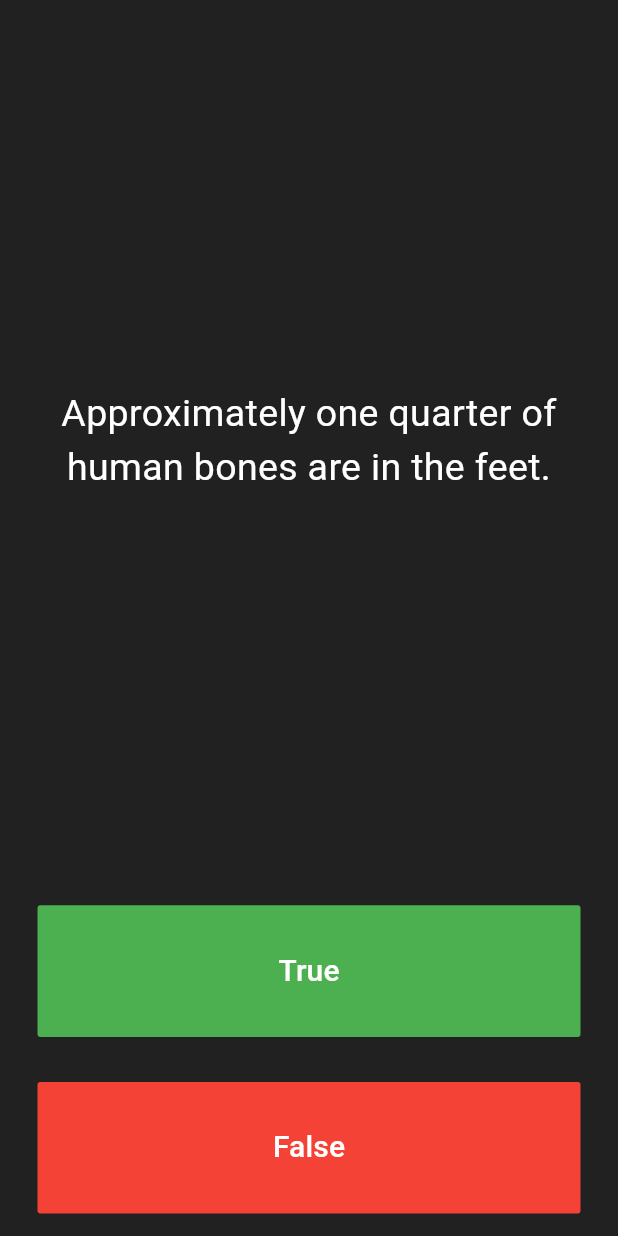
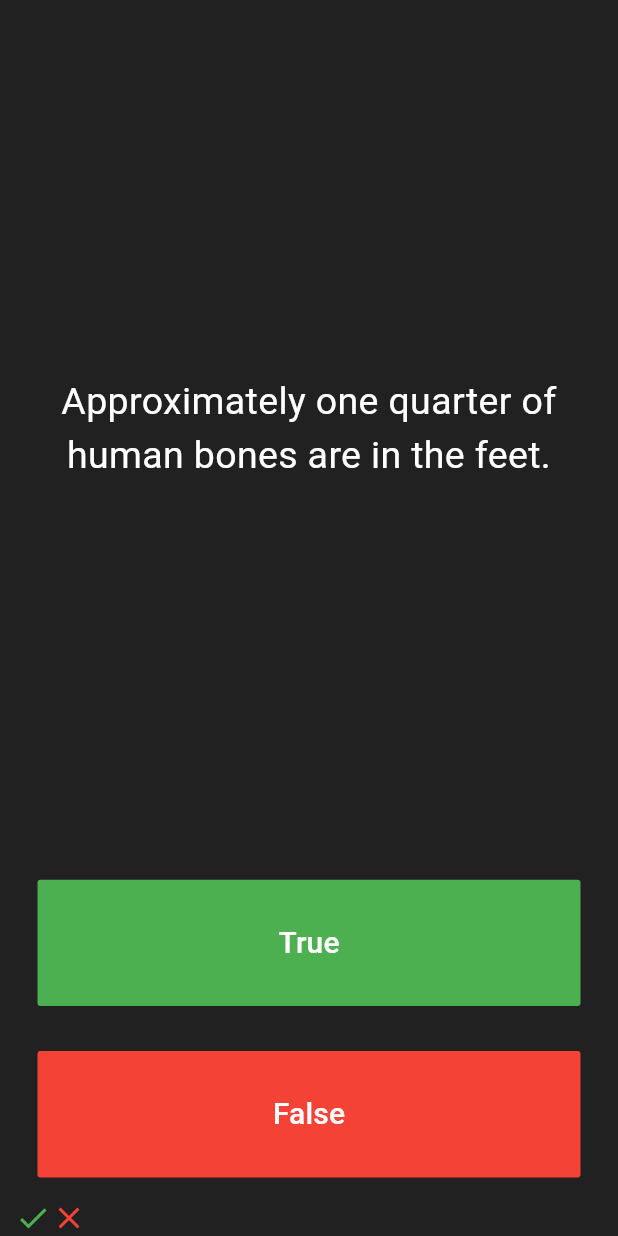
Before and after one commit to Panzershack/quizzler_trueFalse, a Flutter app: the screen it shows after launch, after a tap on "True", after a tap on "False", on a phone screen of 412 x 824 dp. Run offline on Flutter 3.47's test engine with Material 3 defaults, Android fonts, the phone set to English and light mode, and no system bars; our stand-ins replace rflutter_alert.

```diff
--- a/lib/main.dart
+++ b/lib/main.dart
@@ -1,5 +1,6 @@
 import 'package:flutter/material.dart';
 import 'quiz_brain.dart';
+import 'package:rflutter_alert/rflutter_alert.dart';
 
 QuizBrain quizBrain = new QuizBrain();
 
@@ -39,6 +40,47 @@ class _QuizPageState extends State<QuizPage> {
 
   List<Icon> scoreKeeper = [];
 
+  void checkAnswer(bool userPick) {
+    setState(() {
+      if (quizBrain.isFinished()) {
+        Alert(
+          context: context,
+          title: "Awesome",
+          desc: "Quiz is Over.",
+          buttons: [
+            DialogButton(
+              child: Text(
+                "Restart",
+                style: TextStyle(color: Colors.white, fontSize: 20),
+              ),
+              onPressed: () {
+                setState(() {
+                  quizBrain.reset();
+                  scoreKeeper.clear();
+                });
+              },
+              width: 120,
+            )
+          ],
+        ).show();
+      } else {
+        if (userPick == true) {
+          scoreKeeper.add(Icon(
+            Icons.check,
+            color: Colors.green,
+          ));
+        } else {
+          scoreKeeper.add(Icon(
+            Icons.close,
+            color: Colors.red,
+          ));
+        }
+      }
+    });
+
+    quizBrain.nextQuestion();
+  }
+
   @override
   Widget build(BuildContext context) {
     return Column(
@@ -77,12 +119,7 @@ class _QuizPageState extends State<QuizPage> {
               onPressed: () {
                 setState(() {
                   bool correctAns = quizBrain.getAnswerText();
-                  if (correctAns == true) {
-                    print('user is correct');
-                  } else {
-                    print('user is wrong');
-                  }
-                  quizBrain.nextQuestion();
+                  checkAnswer(correctAns);
                 });
               },
             ),
@@ -104,12 +141,7 @@ class _QuizPageState extends State<QuizPage> {
               onPressed: () {
                 setState(() {
                   bool correctAns = quizBrain.getAnswerText();
-                  if (correctAns == false) {
-                    print('user is correct');
-                  } else {
-                    print('user is wrong');
-                  }
-                  quizBrain.nextQuestion();
+                  checkAnswer(correctAns);
                 });
               },
             ),
--- a/lib/quiz_brain.dart
+++ b/lib/quiz_brain.dart
@@ -44,4 +44,17 @@ class QuizBrain {
   bool getAnswerText() {
     return _questionBank[_questionNumber].answerText;
   }
+
+  bool isFinished() {
+    if (_questionBank.length - 1 == _questionNumber) {
+      print('finished');
+      return true;
+    } else {
+      return false;
+    }
+  }
+
+  void reset() {
+    _questionNumber = 0;
+  }
 }
--- a/pubspec.yaml
+++ b/pubspec.yaml
@@ -15,6 +15,7 @@ environment:
 dependencies:
   flutter:
     sdk: flutter
+  rflutter_alert: ^2.0.7
 
   # The following adds the Cupertino Icons font to your application.
   # Use with the CupertinoIcons class for iOS style icons.
```
Also changed, not shown: pubspec.lock.
